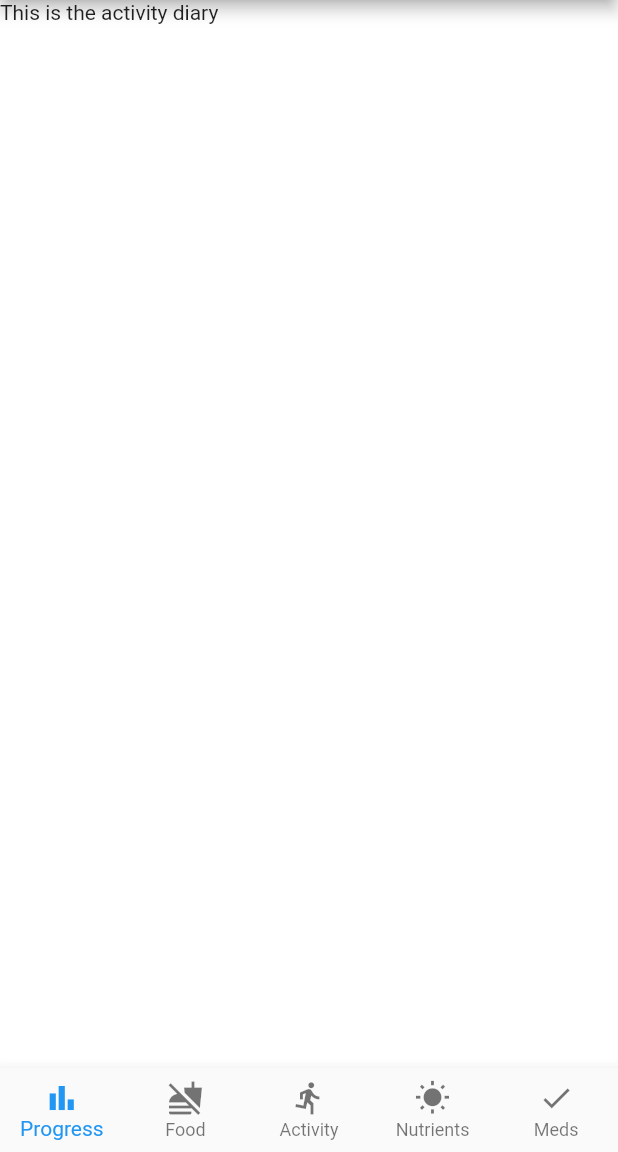
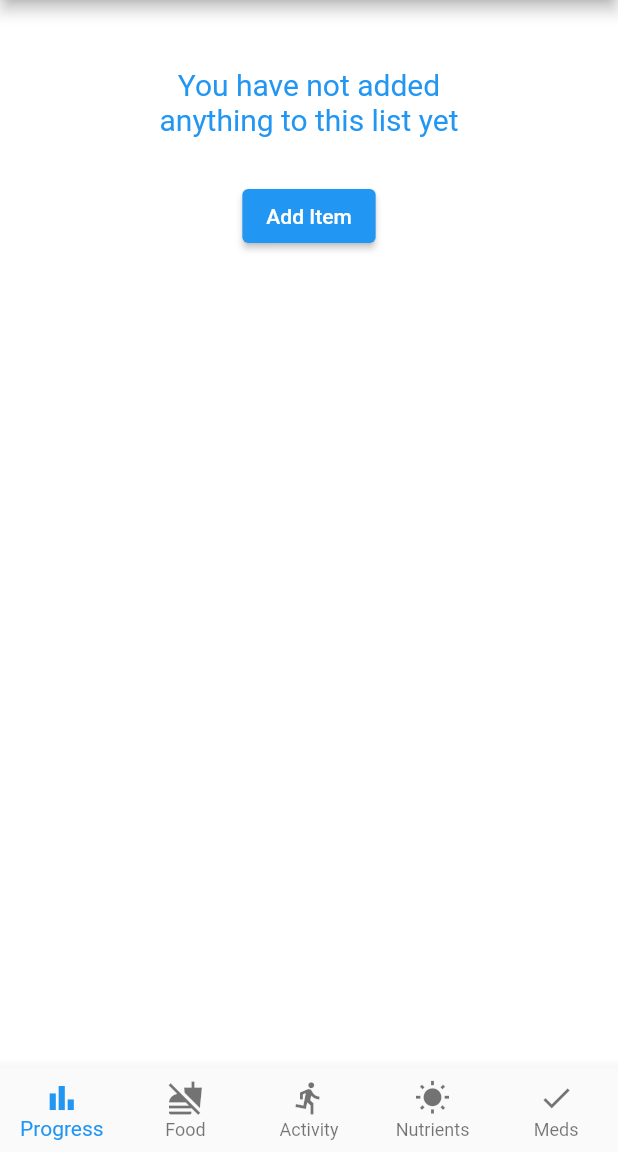
Before and after one commit to cliona-murphy/healthy_app, a Flutter app: the screen it shows once a user with an empty profile is signed in, swiped to page 3, on a phone screen of 412 x 824 dp, the part 84-1236 px from its top. Run offline on Flutter 3.47's test engine with Material 2 defaults, Android fonts, the phone set to English and light mode, and no system bars; our stand-ins replace charts_flutter, cloud_firestore, firebase_auth, flutter_icons, flutter_spinkit, table_calendar; missing offline and left inert: cupertino_setting_control, direct_select; accounts and stored records are empty.

Commit message:
placing medtracker code in activity diary

```diff
--- a/healthy_app/lib/screens/activity_diary_screen/activityDiary.dart
+++ b/healthy_app/lib/screens/activity_diary_screen/activityDiary.dart
@@ -1,18 +1,81 @@
+import 'package:firebase_auth/firebase_auth.dart';
 import 'package:flutter/material.dart';
+import 'package:healthy_app/models/medication.dart';
+import 'package:healthy_app/models/medication_checklist.dart';
+import 'package:healthy_app/screens/activity_diary_screen/activity_list.dart';
+import 'package:healthy_app/screens/medication_tracker_screen/medication_list.dart';
 import 'package:healthy_app/services/auth.dart';
 import 'package:healthy_app/services/database.dart';
 import 'package:provider/provider.dart';
 import 'package:cloud_firestore/cloud_firestore.dart';
 import 'package:flutter_icons/flutter_icons.dart';
 
-class ActivityDiary extends StatelessWidget {
+import 'activity_form.dart';
 
+class ActivityDiary extends StatefulWidget {
+
+  @override
+  _ActivityDiaryState createState() => _ActivityDiaryState();
+}
+
+class _ActivityDiaryState extends State<ActivityDiary> {
   final AuthService _auth = AuthService();
+  final FirebaseAuth auth = FirebaseAuth.instance;
+  String userId = "";
+
+  void initState(){
+    super.initState();
+    getUid();
+  }
+
+  Future<String> getUid() async {
+    final FirebaseUser user = await auth.currentUser();
+    final uid = user.uid;
+    setState(() {
+      userId = uid;
+    });
+    return uid;
+  }
+
+  void addItem(){
+    Navigator.push(
+        context,
+        MaterialPageRoute(
+          builder: (context) => ActivityForm(),
+        ));
+  }
 
   Widget build(BuildContext context){
-    return Scaffold(
+    return StreamProvider<List<Medication>>.value(
+      value: DatabaseService(uid: userId).medications,
+      child: Scaffold(
         backgroundColor: Colors.white,
-        body: Text("This is the activity diary"),
+        body: SingleChildScrollView(
+          child: Container(
+            height: 600,
+            child: Center(
+              child: Column(
+                  children: [
+                    Padding(padding: EdgeInsets.only(top: 30.0)),
+                    StreamProvider<List<MedicationChecklist>>.value(
+                      value: DatabaseService(uid: userId).getLoggedMedications(),
+                      child: ActivityList(),
+                    ),
+                    Container(
+                      padding: const EdgeInsets.all(10.0),
+                      child: ElevatedButton(
+                        onPressed: (){
+                          addItem();
+                          //addItem(context);
+                        },
+                        child: Text("Add Item"),
+                      ),
+                    ),
+                  ]),
+            ),
+          ),
+        ),
+      ),
     );
   }
 }
--- /dev/null
+++ b/healthy_app/lib/screens/activity_diary_screen/activity_list.dart
@@ -0,0 +1,72 @@
+import 'package:flutter/cupertino.dart';
+import 'package:flutter/material.dart';
+import 'package:healthy_app/models/medication_checklist.dart';
+import 'package:healthy_app/shared/loading.dart';
+import 'package:provider/provider.dart';
+import 'package:healthy_app/models/medication.dart';
+
+
+class ActivityList extends StatefulWidget {
+  @override
+  _ActivityListState createState() => _ActivityListState();
+}
+
+class _ActivityListState extends State<ActivityList> {
+
+  bool loading = true;
+
+  void initState(){
+    super.initState();
+    updateBoolean();
+  }
+  updateBoolean(){
+    Future.delayed(const Duration(milliseconds: 500), () {
+      setState(() {
+        loading = false;
+      });
+    });
+  }
+
+  bool checkIfTaken(Medication medication, List<MedicationChecklist> medsLogged){
+    bool returnBool = false;
+    for(var loggedMed in medsLogged){
+      if (medication.medicineName == loggedMed.medicineName){
+        if (loggedMed.taken){
+          returnBool = true;
+        } else {
+          returnBool = false;
+        }
+      }
+    }
+    return returnBool;
+  }
+
+  @override
+  Widget build(BuildContext context) {
+    final medications = Provider.of<List<Medication>>(context) ?? [];
+    final loggedMedications = Provider.of<List<MedicationChecklist>>(context) ?? [];
+
+    if(medications.isNotEmpty){
+
+      return loading ? Loading() : ListView.builder(
+        shrinkWrap: true,
+        physics: BouncingScrollPhysics(),
+        itemCount: medications.length,
+        itemBuilder: (context, index) {
+          //return MedicationTile(medication: medications[index], taken: checkIfTaken(medications[index], loggedMedications));
+        },
+      );
+    } else {
+      return loading ? Loading() : Container(
+        height: 80,
+        width: 300,
+        padding: const EdgeInsets.fromLTRB(30, 15, 30, 15),
+        child: Text('You have not added anything to this list yet',
+          textAlign: TextAlign.center,
+          style: new TextStyle(
+              color: Colors.blue, fontSize: 20.0),
+        ),
+      );
+    }
+  }
+}
--- a/healthy_app/pubspec.yaml
+++ b/healthy_app/pubspec.yaml
@@ -33,6 +33,7 @@ dependencies:
   syncfusion_flutter_calendar: ^18.4.49
   table_calendar: ^2.1.0
   cupertino_setting_control: ^1.0.1
+  direct_select: ^1.0.0
 
   # The following adds the Cupertino Icons font to your application.
   # Use with the CupertinoIcons class for iOS style icons.
```
Also changed, not shown: healthy_app/lib/screens/activity_diary_screen/activity_form.dart (added, +177 -0 lines), healthy_app/lib/screens/activity_diary_screen/selection_item.dart (added, +42 -0 lines), healthy_app/pubspec.lock.
